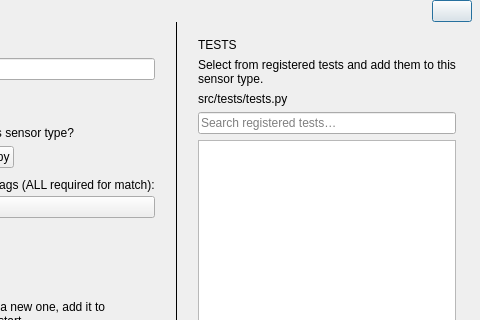
Above: front/qt/dialog_add_sensor_type.ui from Alexey-Nikolaevic-B/2042_sensor_testing before the change; both pictures show x 270 to 750 and y 0 to 320 of the 750 by 815 pixel window. Below: the same form after it.
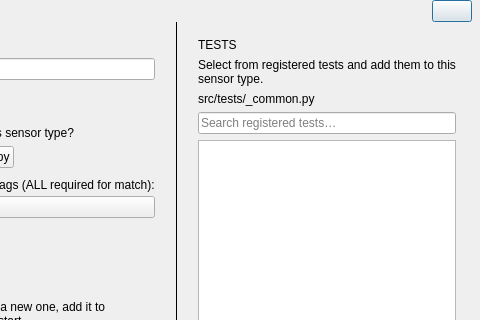
That is the form after the change.

Diff of the .ui file:
```diff
--- a/front/qt/dialog_add_sensor_type.ui
+++ b/front/qt/dialog_add_sensor_type.ui
@@ -286,7 +286,7 @@
         <!-- Tests file hint -->
         <item>
          <widget class="QLabel" name="lbl_tests_file">
-          <property name="text"><string>src/tests/tests.py</string></property>
+          <property name="text"><string>src/tests/_common.py</string></property>
           <property name="wordWrap"><bool>true</bool></property>
          </widget>
         </item>
```
